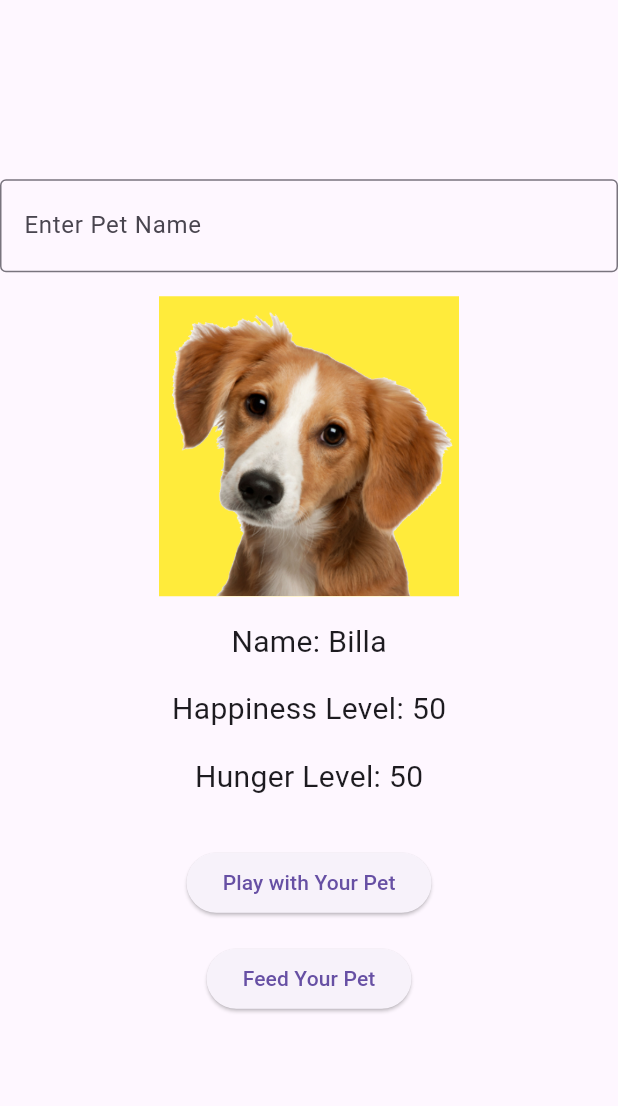
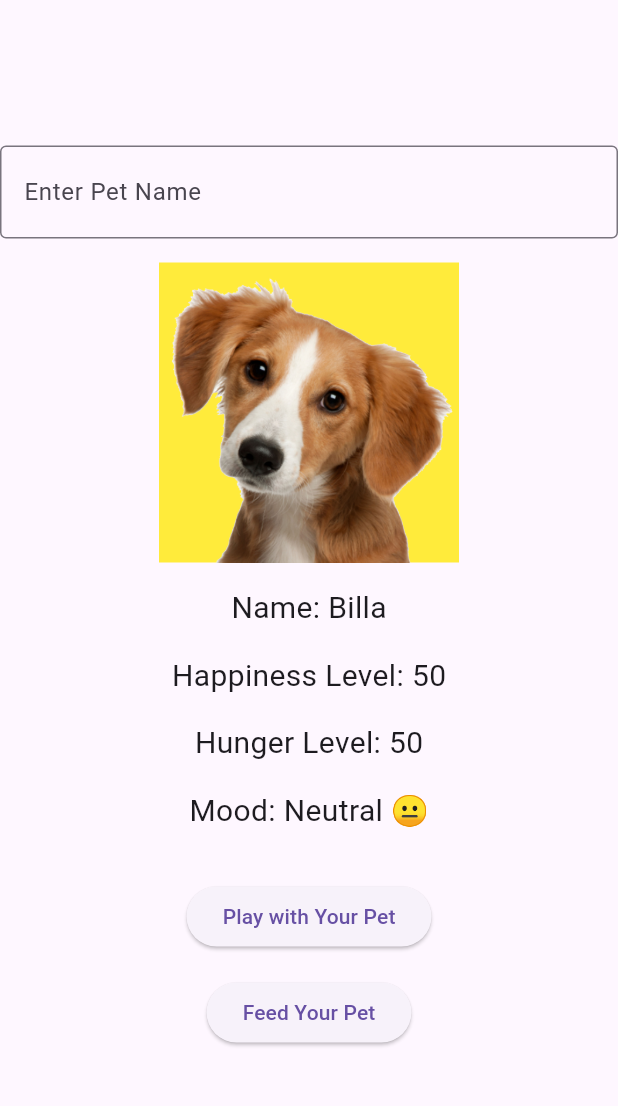
Before and after one commit to BhavyaSontineni/ClassActivity5, a Flutter app: the screen it shows after launch, on a phone screen of 412 x 824 dp, the part 63-1169 px from its top. Run offline on Flutter 3.47's test engine with Material 3 defaults, Android fonts, the phone set to English and light mode, and no system bars.

Commit message:
Pet Mood Indicator

```diff
--- a/digitalpet_app/lib/main.dart
+++ b/digitalpet_app/lib/main.dart
@@ -61,6 +61,17 @@ class _DigitalPetAppState extends State<DigitalPetApp> {
     }
   }
 
+  // Get the mood text and emoji based on happiness level
+  String _getPetMood() {
+    if (happinessLevel > 70) {
+      return "Happy 😊";  // Happy pet
+    } else if (happinessLevel >= 30) {
+      return "Neutral 😐"; // Neutral pet
+    } else {
+      return "Unhappy 😞"; // Unhappy pet
+    }
+  }
+
   @override
   Widget build(BuildContext context) {
     return Scaffold(
@@ -107,6 +118,14 @@ class _DigitalPetAppState extends State<DigitalPetApp> {
               'Hunger Level: $hungerLevel',
               style: TextStyle(fontSize: 20.0),
             ),
+            SizedBox(height: 16.0),
+
+            // Display the pet's mood
+            Text(
+              'Mood: ${_getPetMood()}',
+              style: TextStyle(fontSize: 20.0),
+            ),
+
             SizedBox(height: 32.0),
             ElevatedButton(
               onPressed: _playWithPet,
```
